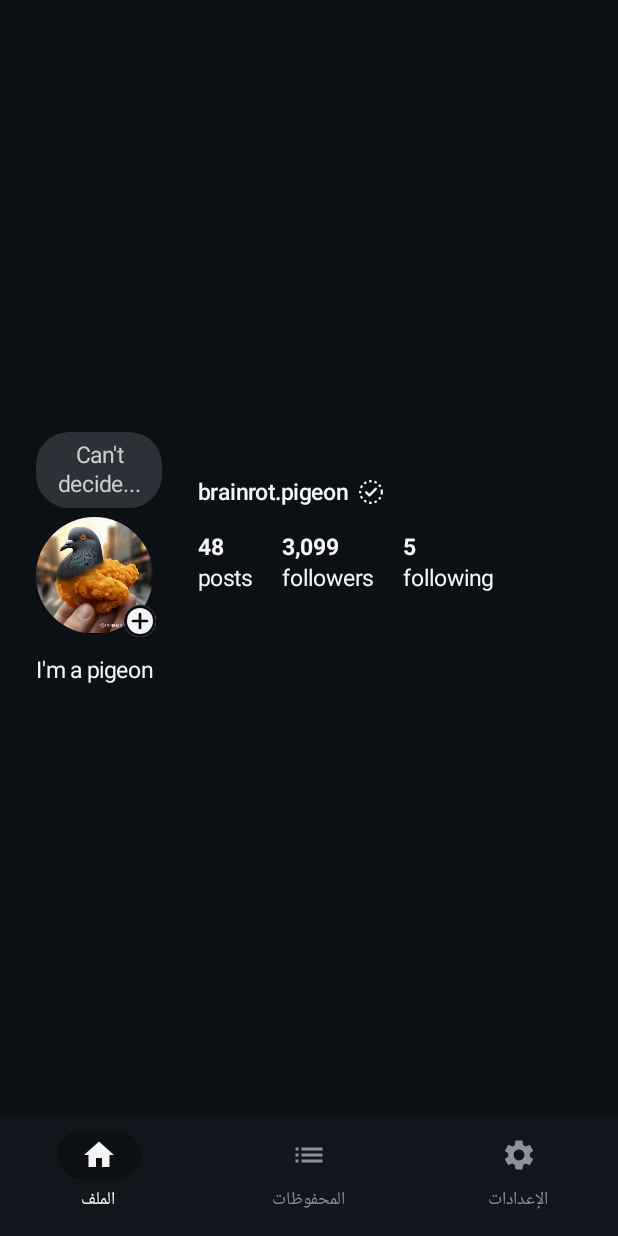
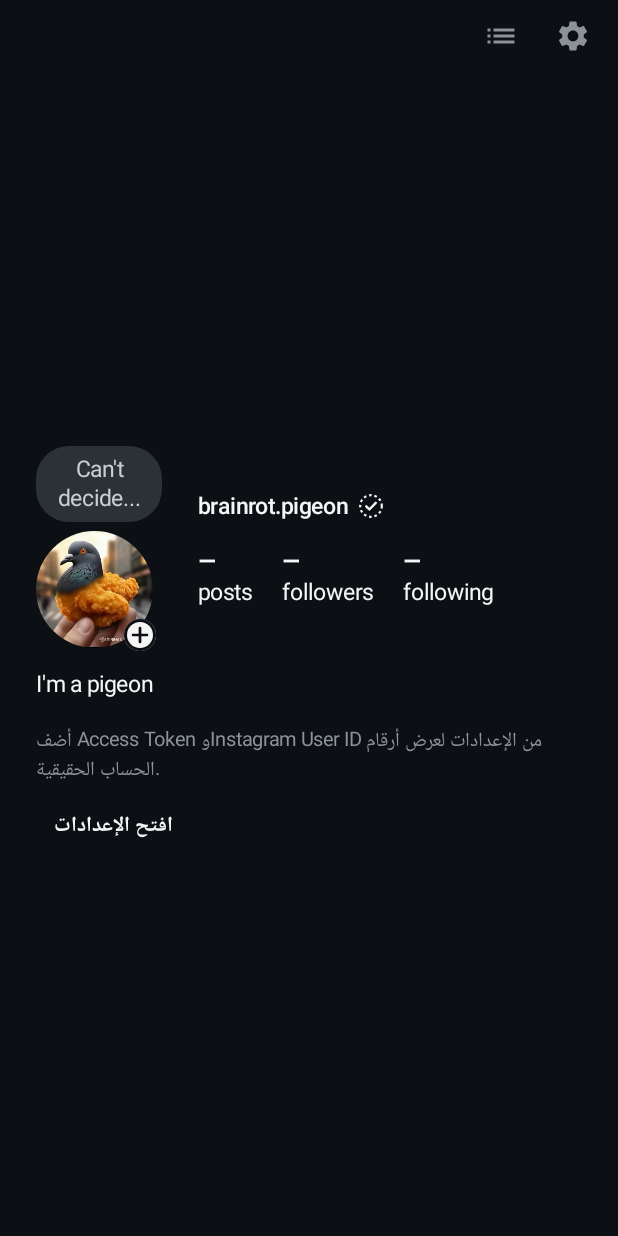
Before and after one commit to DevGBX9/Android-app, an Android app built with Jetpack Compose: the screen it shows after launch (MainActivity), on a phone screen of 412 x 824 dp. Run offline under Robolectric (Android 15) with nearby library versions, the phone set to English and light mode, and no system bars; pictures from the network do not load.

Commit message:
Call Instagram Graph API directly and drop the bottom tab bar
The app now asks only for the Instagram user id and an access token in
settings, stores them in DataStore and queries graph.facebook.com without
the Cloudflare proxy. The bottom navigation bar is replaced by two small
top-right buttons for saved items and settings, with a back arrow in both
screens.

🤖 Generated with Codebuff
Co-Authored-By: Codebuff <noreply@codebuff.com>

```diff
--- a/android/app/src/main/java/com/brainrot/pigeon/data/SettingsRepository.kt
+++ b/android/app/src/main/java/com/brainrot/pigeon/data/SettingsRepository.kt
@@ -8,12 +8,14 @@ import kotlinx.coroutines.flow.Flow
 import kotlinx.coroutines.flow.first
 import kotlinx.coroutines.flow.map
 
-private val API_ENDPOINT_KEY = stringPreferencesKey("api_endpoint")
+private val IG_USER_ID_KEY = stringPreferencesKey("ig_user_id")
+private val IG_TOKEN_KEY = stringPreferencesKey("ig_access_token")
 private val R2_ENDPOINT_KEY = stringPreferencesKey("r2_upload_endpoint")
 private val R2_TOKEN_KEY = stringPreferencesKey("r2_token")
 
 data class AppSettings(
-    val apiEndpoint: String,
+    val igUserId: String,
+    val accessToken: String,
     val r2UploadEndpoint: String,
     val r2Token: String,
 )
@@ -22,8 +24,9 @@ class SettingsRepository(private val context: Context) {
 
     val settings: Flow<AppSettings> = context.settingsStore.data.map { prefs ->
         AppSettings(
-            apiEndpoint = prefs[API_ENDPOINT_KEY]?.trim()?.takeIf { it.isNotEmpty() }
-                ?: BuildConfig.DEFAULT_API_ENDPOINT,
+            igUserId = prefs[IG_USER_ID_KEY]?.trim()?.takeIf { it.isNotEmpty() }
+                ?: BuildConfig.DEFAULT_IG_USER_ID,
+            accessToken = prefs[IG_TOKEN_KEY]?.trim().orEmpty(),
             r2UploadEndpoint = prefs[R2_ENDPOINT_KEY]?.trim()
                 ?: BuildConfig.DEFAULT_R2_ENDPOINT,
             r2Token = prefs[R2_TOKEN_KEY].orEmpty(),
@@ -32,9 +35,15 @@ class SettingsRepository(private val context: Context) {
 
     suspend fun current(): AppSettings = settings.first()
 
-    suspend fun save(apiEndpoint: String, r2UploadEndpoint: String, r2Token: String) {
+    suspend fun save(
+        igUserId: String,
+        accessToken: String,
+        r2UploadEndpoint: String,
+        r2Token: String,
+    ) {
         context.settingsStore.edit { prefs ->
-            prefs[API_ENDPOINT_KEY] = apiEndpoint.trim()
+            prefs[IG_USER_ID_KEY] = igUserId.trim()
+            prefs[IG_TOKEN_KEY] = accessToken.trim()
             prefs[R2_ENDPOINT_KEY] = r2UploadEndpoint.trim()
             prefs[R2_TOKEN_KEY] = r2Token.trim()
         }
--- a/android/app/src/main/java/com/brainrot/pigeon/ui/ProfileScreen.kt
+++ b/android/app/src/main/java/com/brainrot/pigeon/ui/ProfileScreen.kt
@@ -7,11 +7,14 @@ import androidx.compose.foundation.layout.fillMaxWidth
 import androidx.compose.foundation.layout.padding
 import androidx.compose.foundation.layout.widthIn
 import androidx.compose.material3.Text
+import androidx.compose.material3.TextButton
 import androidx.compose.runtime.Composable
 import androidx.compose.runtime.getValue
 import androidx.compose.ui.Alignment
 import androidx.compose.ui.Modifier
 import androidx.compose.ui.platform.LocalContext
+import androidx.compose.ui.res.stringResource
+import androidx.compose.ui.text.font.FontWeight
 import androidx.compose.ui.unit.dp
 import androidx.compose.ui.unit.sp
 import androidx.lifecycle.Lifecycle
@@ -21,22 +24,34 @@ import androidx.lifecycle.viewmodel.compose.viewModel
 import androidx.lifecycle.viewmodel.initializer
 import androidx.lifecycle.viewmodel.viewModelFactory
 import com.brainrot.pigeon.AppContainer
+import com.brainrot.pigeon.R
 import com.brainrot.pigeon.data.PROFILE_PAGE_URL
 import com.brainrot.pigeon.ui.components.ProfileCard
+import com.brainrot.pigeon.ui.theme.TextMuted
 import com.brainrot.pigeon.ui.theme.TextPrimary
 import com.brainrot.pigeon.ui.util.openExternal
 
 @Composable
-fun ProfileRoute(container: AppContainer) {
+fun ProfileRoute(container: AppContainer, onOpenSettings: () -> Unit) {
     val viewModel: ProfileViewModel = viewModel(
         factory = viewModelFactory {
-            initializer { ProfileViewModel(container.profile, container.avatars) }
+            initializer {
+                ProfileViewModel(container.profile, container.avatars, container.settings)
+            }
         },
     )
 
     val profile by viewModel.profile.collectAsStateWithLifecycle()
     val avatar by viewModel.avatar.collectAsStateWithLifecycle()
+    val configured by viewModel.configured.collectAsStateWithLifecycle()
     val context = LocalContext.current
+
+    // بدون توكن نعرض شرطات بدل الأرقام الاحتياطية حتى ما تختلط بالأرقام الحقيقية.
+    val shown = if (configured) {
+        profile
+    } else {
+        profile.copy(posts = null, followers = null, following = null)
+    }
 
     LifecycleEventEffect(Lifecycle.Event.ON_RESUME) { viewModel.onForeground() }
 
@@ -52,7 +67,7 @@ fun ProfileRoute(container: AppContainer) {
                 .widthIn(max = 430.dp),
         ) {
             ProfileCard(
-                profile = profile,
+                profile = shown,
                 avatar = avatar,
                 onAvatarLanded = viewModel::onAvatarLanded,
                 onAvatarClick = { openExternal(context, PROFILE_PAGE_URL) },
@@ -65,6 +80,27 @@ fun ProfileRoute(container: AppContainer) {
                 lineHeight = 20.sp,
                 modifier = Modifier.padding(top = 14.dp),
             )
+
+            if (!configured) {
+                Text(
+                    text = stringResource(R.string.profile_setup_body),
+                    color = TextMuted,
+                    fontSize = 13.sp,
+                    lineHeight = 19.sp,
+                    modifier = Modifier.padding(top = 18.dp),
+                )
+                TextButton(
+                    onClick = onOpenSettings,
+                    modifier = Modifier.padding(top = 2.dp),
+                ) {
+                    Text(
+                        text = stringResource(R.string.profile_setup_cta),
+                        color = TextPrimary,
+                        fontSize = 14.sp,
+                        fontWeight = FontWeight.SemiBold,
+                    )
+                }
+            }
         }
     }
 }
--- a/android/app/src/main/java/com/brainrot/pigeon/ui/ProfileViewModel.kt
+++ b/android/app/src/main/java/com/brainrot/pigeon/ui/ProfileViewModel.kt
@@ -6,14 +6,17 @@ import androidx.lifecycle.viewModelScope
 import com.brainrot.pigeon.data.AvatarLoader
 import com.brainrot.pigeon.data.Profile
 import com.brainrot.pigeon.data.ProfileRepository
+import com.brainrot.pigeon.data.SettingsRepository
 import kotlinx.coroutines.Job
 import kotlinx.coroutines.delay
 import kotlinx.coroutines.flow.MutableStateFlow
+import kotlinx.coroutines.flow.SharingStarted
 import kotlinx.coroutines.flow.StateFlow
 import kotlinx.coroutines.flow.asStateFlow
 import kotlinx.coroutines.flow.collect
 import kotlinx.coroutines.flow.distinctUntilChanged
 import kotlinx.coroutines.flow.map
+import kotlinx.coroutines.flow.stateIn
 import kotlinx.coroutines.isActive
 import kotlinx.coroutines.launch
 
@@ -27,9 +30,16 @@ data class AvatarUiState(
 class ProfileViewModel(
     private val repository: ProfileRepository,
     private val avatars: AvatarLoader,
+    settings: SettingsRepository,
 ) : ViewModel() {
 
     val profile: StateFlow<Profile> = repository.profile
+
+    /** هل يوجد توكن وUser ID؟ لو لا، نعرض تلميح بدل أرقام احتياطية. */
+    val configured: StateFlow<Boolean> = settings.settings
+        .map { it.igUserId.isNotBlank() && it.accessToken.isNotBlank() }
+        .distinctUntilChanged()
+        .stateIn(viewModelScope, SharingStarted.WhileSubscribed(5_000), false)
 
     private val _avatar = MutableStateFlow(AvatarUiState())
     val avatar: StateFlow<AvatarUiState> = _avatar.asStateFlow()
@@ -83,7 +93,6 @@ class ProfileViewModel(
         pollJob = viewModelScope.launch {
             while (isActive) {
                 repository.refresh()
-                if (repository.apiDisabled) break
                 delay(REFRESH_INTERVAL_MS)
             }
         }
--- a/android/app/src/main/java/com/brainrot/pigeon/ui/Root.kt
+++ b/android/app/src/main/java/com/brainrot/pigeon/ui/Root.kt
@@ -1,15 +1,21 @@
 package com.brainrot.pigeon.ui
 
+import androidx.activity.compose.BackHandler
 import androidx.compose.foundation.layout.Box
+import androidx.compose.foundation.layout.Row
+import androidx.compose.foundation.layout.Spacer
+import androidx.compose.foundation.layout.fillMaxSize
+import androidx.compose.foundation.layout.fillMaxWidth
+import androidx.compose.foundation.layout.heightIn
 import androidx.compose.foundation.layout.padding
+import androidx.compose.foundation.layout.statusBarsPadding
+import androidx.compose.foundation.layout.width
 import androidx.compose.material.icons.Icons
-import androidx.compose.material.icons.filled.Home
+import androidx.compose.material.icons.automirrored.filled.ArrowBack
 import androidx.compose.material.icons.filled.List
 import androidx.compose.material.icons.filled.Settings
 import androidx.compose.material3.Icon
-import androidx.compose.material3.NavigationBar
-import androidx.compose.material3.NavigationBarItem
-import androidx.compose.material3.NavigationBarItemDefaults
+import androidx.compose.material3.IconButton
 import androidx.compose.material3.Scaffold
 import androidx.compose.material3.Text
 import androidx.compose.runtime.Composable
@@ -18,58 +24,120 @@ import androidx.compose.runtime.getValue
 import androidx.compose.runtime.mutableStateOf
 import androidx.compose.runtime.saveable.rememberSaveable
 import androidx.compose.runtime.setValue
+import androidx.compose.ui.Alignment
 import androidx.compose.ui.Modifier
-import androidx.compose.ui.graphics.vector.ImageVector
 import androidx.compose.ui.res.stringResource
+import androidx.compose.ui.text.font.FontWeight
 import androidx.compose.ui.unit.dp
 import androidx.compose.ui.unit.sp
 import com.brainrot.pigeon.AppContainer
 import com.brainrot.pigeon.R
-import com.brainrot.pigeon.ui.theme.BarSurface
 import com.brainrot.pigeon.ui.theme.Background
 import com.brainrot.pigeon.ui.theme.TextMuted
 import com.brainrot.pigeon.ui.theme.TextPrimary
 
-enum class AppTab(val labelRes: Int, val icon: ImageVector) {
-    PROFILE(R.string.tab_profile, Icons.Filled.Home),
-    SAVED(R.string.tab_saved, Icons.Filled.List),
-    SETTINGS(R.string.tab_settings, Icons.Filled.Settings),
+enum class AppTab(val labelRes: Int) {
+    PROFILE(R.string.tab_profile),
+    SAVED(R.string.tab_saved),
+    SETTINGS(R.string.tab_settings),
 }
 
+/**
+ * بدون شريط تنقل سفلي: شاشة الحساب هي الأساس، وأزرار صغيرة أعلى اليمين
+ * للمحفوظات والإعدادات، وسهم رجوع داخل الشاشتين.
+ */
 @Composable
 fun PigeonRoot(container: AppContainer, requestedTab: AppTab) {
     var tab by rememberSaveable { mutableStateOf(requestedTab) }
 
     LaunchedEffect(requestedTab) { tab = requestedTab }
 
+    // نرجّع التحديث عند العودة للحساب (مثلاً بعد حفظ توكن جديد).
+    LaunchedEffect(tab) {
+        if (tab == AppTab.PROFILE) {
+            container.profile.reset()
+            runCatching { container.profile.refresh(minGapMs = 0L) }
+        }
+    }
+
+    BackHandler(enabled = tab != AppTab.PROFILE) { tab = AppTab.PROFILE }
+
     Scaffold(
         containerColor = Background,
-        bottomBar = {
-            NavigationBar(containerColor = BarSurface, tonalElevation = 0.dp) {
-                AppTab.entries.forEach { entry ->
-                    NavigationBarItem(
-                        selected = tab == entry,
-                        onClick = { tab = entry },
-                        icon = { Icon(imageVector = entry.icon, contentDescription = null) },
-                        label = { Text(stringResource(entry.labelRes), fontSize = 12.sp) },
-                        colors = NavigationBarItemDefaults.colors(
-                            selectedIconColor = TextPrimary,
-                            selectedTextColor = TextPrimary,
-                            unselectedIconColor = TextMuted,
-                            unselectedTextColor = TextMuted,
-                            indicatorColor = Background,
-                        ),
-                    )
-                }
-            }
+        topBar = {
+            TopActions(
+                current = tab,
+                onBack = { tab = AppTab.PROFILE },
+                onOpen = { tab = it },
+            )
         },
     ) { padding ->
-        Box(Modifier.padding(padding)) {
+        Box(
+            Modifier
+                .fillMaxSize()
+                .padding(padding),
+        ) {
             when (tab) {
-                AppTab.PROFILE -> ProfileRoute(container)
+                AppTab.PROFILE -> ProfileRoute(
+                    container = container,
+                    onOpenSettings = { tab = AppTab.SETTINGS },
+                )
                 AppTab.SAVED -> SavedRoute(container)
                 AppTab.SETTINGS -> SettingsRoute(container)
             }
         }
     }
 }
+
+@Composable
+private fun TopActions(
+    current: AppTab,
+    onBack: () -> Unit,
+    onOpen: (AppTab) -> Unit,
+) {
+    Row(
+        modifier = Modifier
+            .fillMaxWidth()
+            .statusBarsPadding()
+            .heightIn(min = 48.dp)
+            .padding(horizontal = 6.dp),
+        verticalAlignment = Alignment.CenterVertically,
+    ) {
+        if (current == AppTab.PROFILE) {
+            Spacer(Modifier.width(4.dp))
+        } else {
+            IconButton(onClick = onBack) {
+                Icon(
+                    imageVector = Icons.AutoMirrored.Filled.ArrowBack,
+                    contentDescription = stringResource(R.string.action_back),
+                    tint = TextMuted,
+                )
+            }
+            Text(
+                text = stringResource(current.labelRes),
+                color = TextPrimary,
+                fontSize = 16.sp,
+                fontWeight = FontWeight.SemiBold,
+            )
+        }
+
+        Spacer(Modifier.weight(1f))
+
+        if (current == AppTab.PROFILE) {
+            IconButton(onClick = { onOpen(AppTab.SAVED) }) {
+                Icon(
+                    imageVector = Icons.Filled.List,
+                    contentDescription = stringResource(R.string.tab_saved),
+                    tint = TextMuted,
+                )
+            }
+            IconButton(onClick = { onOpen(AppTab.SETTINGS) }) {
+                Icon(
+                    imageVector = Icons.Filled.Settings,
+                    contentDescription = stringResource(R.string.tab_settings),
+                    tint = TextMuted,
+                )
+            }
+        }
+    }
+}
--- a/android/app/src/main/res/values/strings.xml
+++ b/android/app/src/main/res/values/strings.xml
@@ -6,6 +6,10 @@
     <string name="tab_profile">الملف</string>
     <string name="tab_saved">المحفوظات</string>
     <string name="tab_settings">الإعدادات</string>
+    <string name="action_back">رجوع</string>
+
+    <string name="profile_setup_body">أضف Access Token وInstagram User ID من الإعدادات لعرض أرقام الحساب الحقيقية.</string>
+    <string name="profile_setup_cta">افتح الإعدادات</string>
 
     <string name="saved_empty_title">ما في شي محفوظ بعد</string>
     <string name="saved_empty_body">شارك رابط Reel أو فيديو TikTok من تطبيق إنستغرام أو TikTok واختَر brainrot.pigeon، ورح ينحفظ هون.</string>
@@ -25,14 +29,17 @@
     <string name="share_nothing">ما لقيت رابط أو ملف صالح باللي انشارك</string>
 
     <string name="settings_title">الإعدادات</string>
-    <string name="settings_api">عنوان API للبروفايل</string>
-    <string name="settings_api_hint">https://brainrot-pigeon-api.brainrotpigeon.workers.dev/</string>
+    <string name="settings_ig_user">Instagram User ID</string>
+    <string name="settings_ig_user_hint">17841438848736931</string>
+    <string name="settings_token">Access Token</string>
+    <string name="settings_token_help">التوكن من Meta for Developers (صلاحية instagram_basic). يُحفظ على جهازك فقط، ويُرسل مباشرة إلى graph.facebook.com بدون أي وسيط.</string>
+    <string name="settings_r2_section">رفع الملفات إلى R2 (اختياري)</string>
     <string name="settings_r2">عنوان رفع R2</string>
     <string name="settings_r2_hint">https://example.workers.dev/r2/upload</string>
     <string name="settings_r2_token">توكن رفع R2 (اختياري)</string>
     <string name="settings_save">حفظ</string>
     <string name="settings_saved">تم الحفظ</string>
-    <string name="settings_note">التوكن يبقى على الجهاز فقط. الأفضل استخدام رابط موقّع أو Worker يخزّن أسرار R2 سيرفر-سايد.</string>
+    <string name="settings_note">أسرار R2 الأفضل تبقى في Worker سيرفر-سايد. التوكن أعلاه يخص إنستغرام فقط ويبقى على الجهاز.</string>
 
     <string name="action_open_profile">فتح حساب إنستغرام</string>
     <string name="action_refresh">تحديث</string>
```
Also changed, not shown: android/app/build.gradle.kts (+4 -4 lines), android/app/src/main/java/com/brainrot/pigeon/data/ProfileRepository.kt (+60 -23 lines), android/app/src/main/java/com/brainrot/pigeon/ui/SettingsScreen.kt (+41 -18 lines), android/app/src/main/java/com/brainrot/pigeon/ui/SettingsViewModel.kt (+9 -4 lines), 1 other file.
